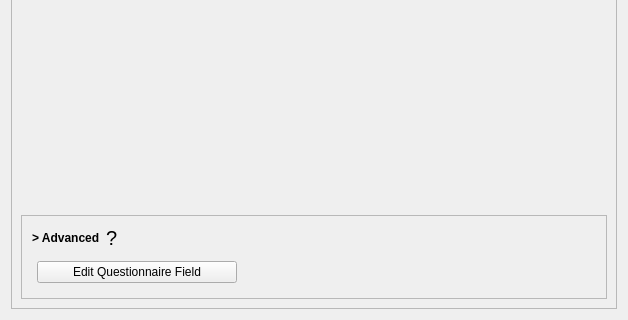
Old version of the form cadasta/gui/ui/wizard/step_project_creation02.ui in the repository Cadasta/cadasta-qgis-plugin; both pictures show x 0 to 628 and y 349 to 669 of the 628 by 669 pixel window.
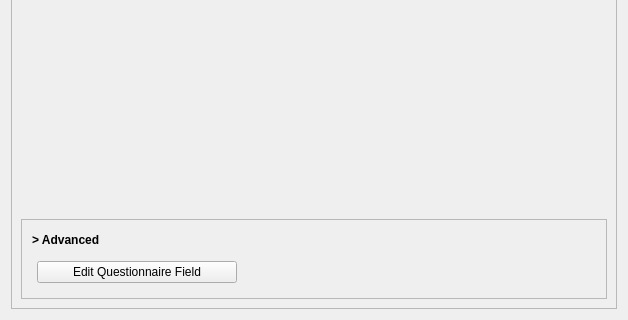
New version of the form.

Commit message: Move help link to questionnaire dialog (#246)

What changed in the file:
```diff
--- a/cadasta/gui/ui/wizard/step_project_creation02.ui
+++ b/cadasta/gui/ui/wizard/step_project_creation02.ui
@@ -155,27 +155,6 @@
               </property>
              </widget>
             </item>
-            <item>
-             <widget class="QLabel" name="advanced_help_label">
-              <property name="font">
-               <font>
-                <pointsize>15</pointsize>
-               </font>
-              </property>
-              <property name="cursor">
-               <cursorShape>PointingHandCursor</cursorShape>
-              </property>
-              <property name="toolTip">
-               <string>Data Schema Help</string>
-              </property>
-              <property name="statusTip">
-               <string>Data Schema Help</string>
-              </property>
-              <property name="text">
-               <string>?</string>
-              </property>
-             </widget>
-            </item>
             <item>
              <spacer name="horizontalSpacer">
               <property name="orientation">
```
The commit also changes 3 other files.
